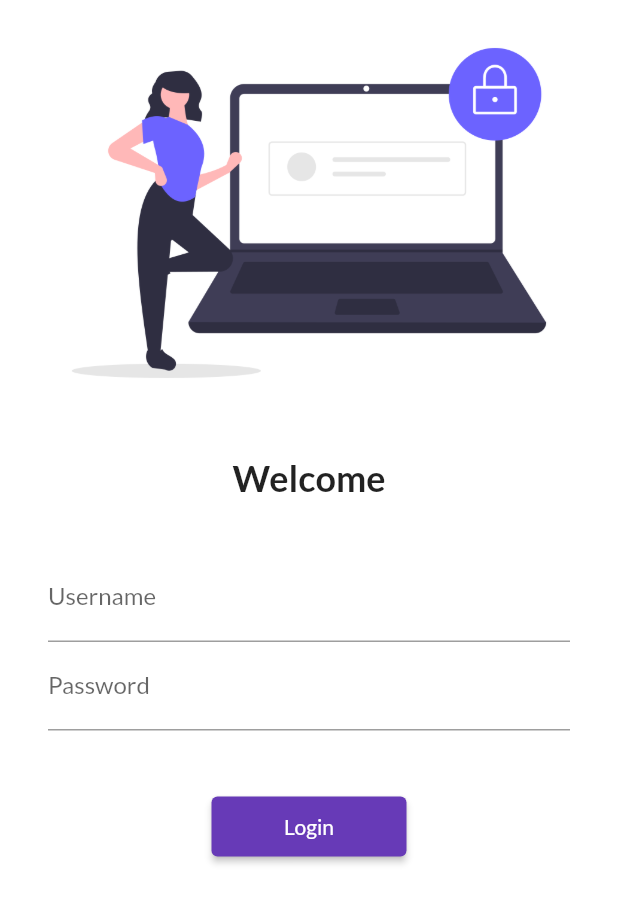
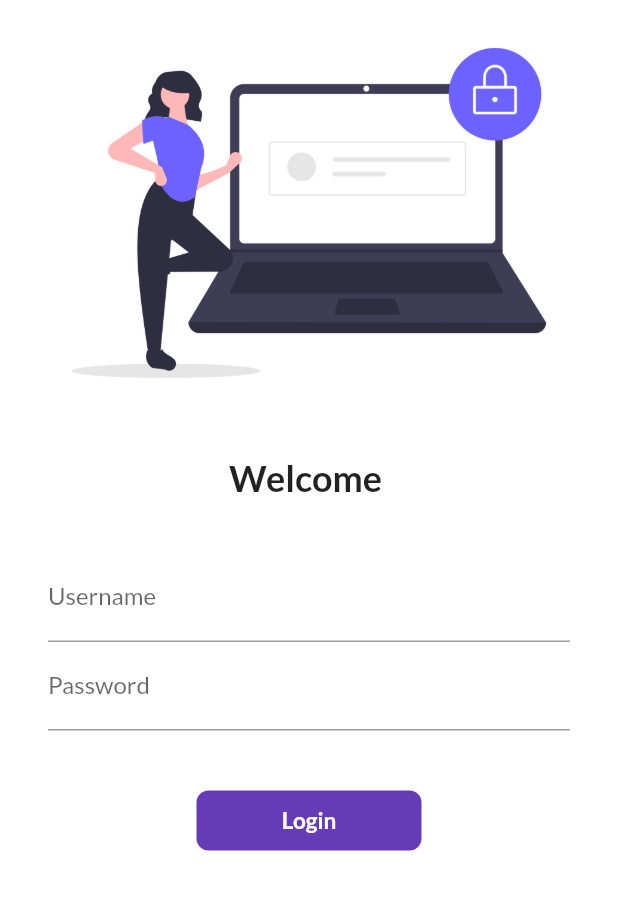
Before and after one commit to hamzapromax/CatalogApp, a Flutter app: the screen it shows after launch, on a phone screen of 412 x 824 dp. Shown: the top 903 px of the screen. Run offline on Flutter 3.47's test engine with Material 2 defaults, Android fonts, the phone set to English and light mode, and no system bars; our stand-ins replace google_fonts.

Commit message:
Day 6 Complete

```diff
--- a/lib/pages/login_page.dart
+++ b/lib/pages/login_page.dart
@@ -1,10 +1,18 @@
-// ignore_for_file: prefer_const_constructors, sort_child_properties_last, avoid_print
+// ignore_for_file: prefer_const_constructors, sort_child_properties_last, avoid_print, use_build_context_synchronously
 
 import 'package:catalog_app/utils/routes.dart';
 import 'package:flutter/material.dart';
 
-class LoginPage extends StatelessWidget {
+class LoginPage extends StatefulWidget {
   const LoginPage({Key? key}) : super(key: key);
+
+  @override
+  State<LoginPage> createState() => _LoginPageState();
+}
+
+class _LoginPageState extends State<LoginPage> {
+  String name = '';
+  bool changeButton = false;
 
   @override
   Widget build(BuildContext context) {
@@ -20,7 +28,7 @@ class LoginPage extends StatelessWidget {
               ),
               SizedBox(height: 20),
               Text(
-                'Welcome',
+                'Welcome $name',
                 style: TextStyle(
                   fontSize: 24,
                   fontWeight: FontWeight.bold,
@@ -34,9 +42,13 @@ class LoginPage extends StatelessWidget {
                   children: [
                     TextFormField(
                       decoration: InputDecoration(
-                        hintText: 'Enter your email',
+                        hintText: 'Enter your username',
                         labelText: 'Username',
                       ),
+                      onChanged: (value) {
+                        name = value;
+                        setState(() {});
+                      },
                     ),
                     TextFormField(
                       obscureText: true,
@@ -46,13 +58,45 @@ class LoginPage extends StatelessWidget {
                       ),
                     ),
                     SizedBox(height: 40.0),
-                    ElevatedButton(
+                    InkWell(
+                      onTap: (() async {
+                        setState(() {
+                          changeButton = true;
+                        });
+                        await Future.delayed(Duration(seconds: 1));
+                        Navigator.pushNamed(context, MyRoutes.homeRoute);
+                      }),
+                      child: AnimatedContainer(
+                        duration: Duration(seconds: 1),
+                        width: changeButton ? 50 : 150,
+                        height: 40,
+                        alignment: Alignment.center,
+                        child: changeButton
+                            ? Icon(Icons.done, color: Colors.white)
+                            : Text(
+                                'Login',
+                                style: TextStyle(
+                                    color: Colors.white,
+                                    fontSize: 15,
+                                    fontWeight: FontWeight.bold),
+                              ),
+                        decoration: BoxDecoration(
+                          color: Colors.deepPurple,
+                          //shape: changeButton
+                          //? BoxShape.circle
+                          //: BoxShape.rectangle,
+                          borderRadius:
+                              BorderRadius.circular(changeButton ? 50 : 8),
+                        ),
+                      ),
+                    )
+                    /*ElevatedButton(
                       onPressed: () {
                         Navigator.pushNamed(context, MyRoutes.homeRoute);
                       },
                       child: Text('Login'),
                       style: TextButton.styleFrom(minimumSize: Size(130, 40)),
-                    ),
+                    ), */
                   ],
                 ),
               ),
```
